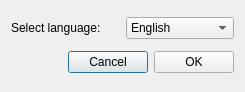
Old version of the form src/gui/ui/changelanguagedialog.ui in the repository aejontargaryen/FanGoldWallet.
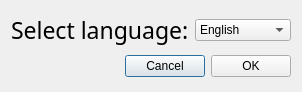
New version of the form.

Diff of the .ui file:
```diff
--- a/src/gui/ui/changelanguagedialog.ui
+++ b/src/gui/ui/changelanguagedialog.ui
@@ -18,6 +18,16 @@
     <layout class="QHBoxLayout" name="horizontalLayout">
      <item>
       <widget class="QLabel" name="label">
+       <property name="font">
+        <font>
+         <family>Theuerdank Fraktur</family>
+         <pointsize>17</pointsize>
+         <weight>50</weight>
+         <italic>false</italic>
+         <bold>false</bold>
+         <kerning>false</kerning>
+        </font>
+       </property>
        <property name="text">
         <string>Select language:</string>
        </property>
```
